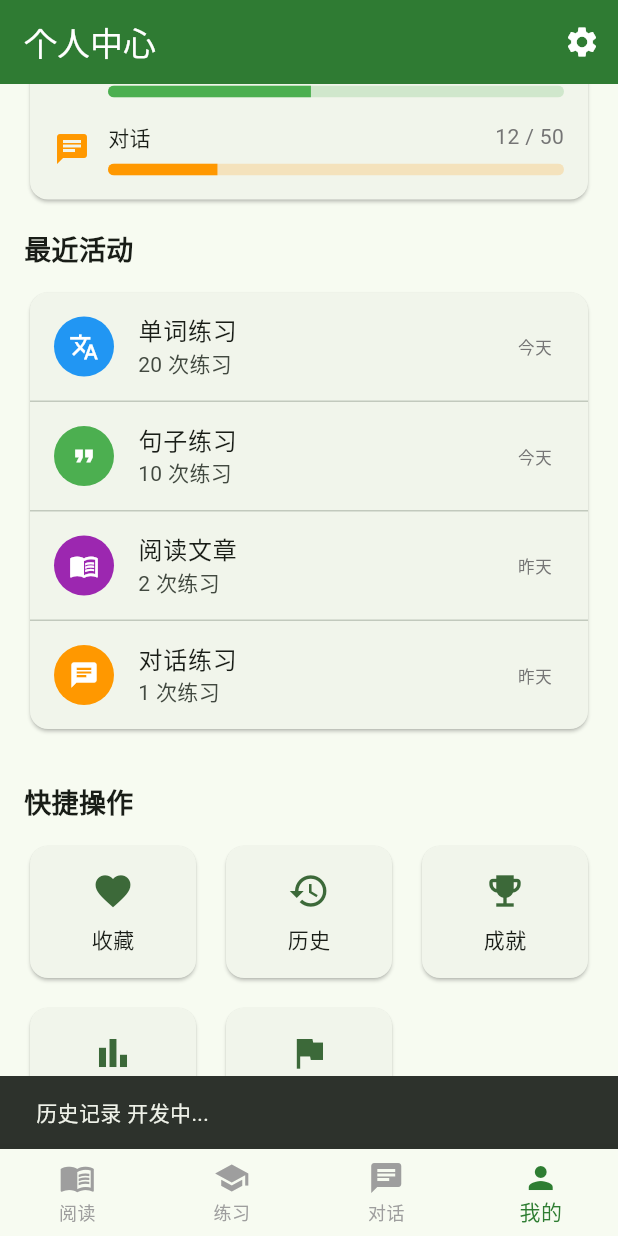
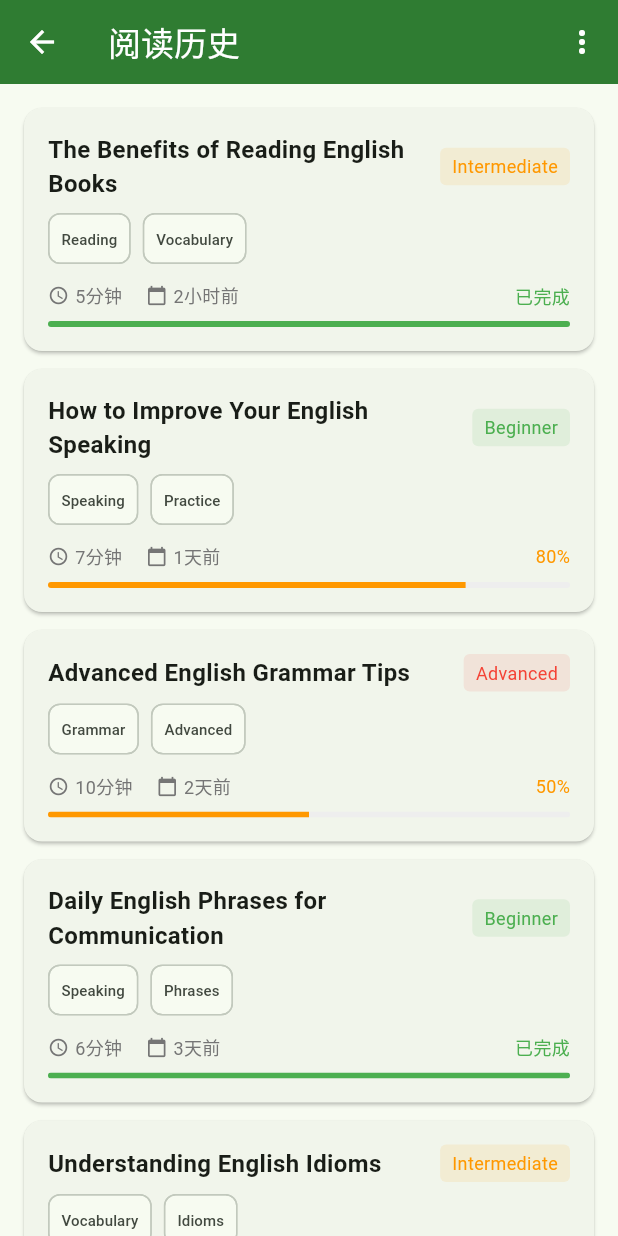
Before and after one commit to app-projs/english-learning, a Flutter app: the screen it shows after launch, item 4 of the bottom bar chosen, scrolled down 576 dp, after a tap on "历史", on a phone screen of 412 x 824 dp. Run offline on Flutter 3.47's test engine with Material 3 defaults, Android fonts, the phone set to English and light mode, and no system bars; our stand-ins replace shared_preferences, sqflite; accounts and stored records are empty.

Commit message:
fix: update

```diff
--- a/lib/screens/home_screen.dart
+++ b/lib/screens/home_screen.dart
@@ -5,6 +5,8 @@ import 'dialogue_tab.dart';
 import 'achievement_screen.dart';
 import 'goal_setting_screen.dart';
 import 'statistics_screen.dart';
+import 'reading_history_screen.dart';
+import 'favorites_screen.dart';
 
 class HomeScreen extends StatefulWidget {
   final bool isDarkMode;
@@ -337,7 +339,14 @@ class _ProfileScreenState extends State<ProfileScreen> {
                 child: _ActionButton(
                   icon: Icons.favorite,
                   label: '收藏',
-                  onTap: () => _showComingSoon('收藏功能'),
+                  onTap: () {
+                    Navigator.push(
+                      context,
+                      MaterialPageRoute(
+                        builder: (context) => const FavoritesScreen(),
+                      ),
+                    );
+                  },
                 ),
               ),
               const SizedBox(width: 12),
@@ -345,7 +354,14 @@ class _ProfileScreenState extends State<ProfileScreen> {
                 child: _ActionButton(
                   icon: Icons.history,
                   label: '历史',
-                  onTap: () => _showComingSoon('历史记录'),
+                  onTap: () {
+                    Navigator.push(
+                      context,
+                      MaterialPageRoute(
+                        builder: (context) => const ReadingHistoryScreen(),
+                      ),
+                    );
+                  },
                 ),
               ),
               const SizedBox(width: 12),
--- /dev/null
+++ b/lib/screens/reading_history_screen.dart
@@ -0,0 +1,311 @@
+import 'package:flutter/material.dart';
+
+class ReadingHistoryScreen extends StatefulWidget {
+  const ReadingHistoryScreen({super.key});
+
+  @override
+  State<ReadingHistoryScreen> createState() => _ReadingHistoryScreenState();
+}
+
+class _ReadingHistoryScreenState extends State<ReadingHistoryScreen> {
+  final List<Map<String, dynamic>> _history = [
+    {
+      'article': _SampleArticle(
+          id: '1',
+          title: 'The Benefits of Reading English Books',
+          difficulty: 'Intermediate',
+          tags: ['Reading', 'Vocabulary'],
+          readTime: 5,
+          content: '',
+          createdAt: DateTime.now()),
+      'readAt': DateTime.now().subtract(const Duration(hours: 2)),
+      'progress': 100
+    },
+    {
+      'article': _SampleArticle(
+          id: '2',
+          title: 'How to Improve Your English Speaking',
+          difficulty: 'Beginner',
+          tags: ['Speaking', 'Practice'],
+          readTime: 7,
+          content: '',
+          createdAt: DateTime.now()),
+      'readAt': DateTime.now().subtract(const Duration(days: 1)),
+      'progress': 80
+    },
+    {
+      'article': _SampleArticle(
+          id: '3',
+          title: 'Advanced English Grammar Tips',
+          difficulty: 'Advanced',
+          tags: ['Grammar', 'Advanced'],
+          readTime: 10,
+          content: '',
+          createdAt: DateTime.now()),
+      'readAt': DateTime.now().subtract(const Duration(days: 2)),
+      'progress': 50
+    },
+    {
+      'article': _SampleArticle(
+          id: '4',
+          title: 'Daily English Phrases for Communication',
+          difficulty: 'Beginner',
+          tags: ['Speaking', 'Phrases'],
+          readTime: 6,
+          content: '',
+          createdAt: DateTime.now()),
+      'readAt': DateTime.now().subtract(const Duration(days: 3)),
+      'progress': 100
+    },
+    {
+      'article': _SampleArticle(
+          id: '5',
+          title: 'Understanding English Idioms',
+          difficulty: 'Intermediate',
+          tags: ['Vocabulary', 'Idioms'],
+          readTime: 8,
+          content: '',
+          createdAt: DateTime.now()),
+      'readAt': DateTime.now().subtract(const Duration(days: 5)),
+      'progress': 100
+    },
+  ];
+
+  String _getTimeAgo(DateTime dateTime) {
+    final now = DateTime.now();
+    final difference = now.difference(dateTime);
+
+    if (difference.inMinutes < 60) {
+      return '${difference.inMinutes}分钟前';
+    } else if (difference.inHours < 24) {
+      return '${difference.inHours}小时前';
+    } else if (difference.inDays < 7) {
+      return '${difference.inDays}天前';
+    } else {
+      return '${difference.inDays ~/ 7}周前';
+    }
+  }
+
+  Color _getDifficultyColor(String difficulty) {
+    switch (difficulty.toLowerCase()) {
+      case 'beginner':
+        return Colors.green;
+      case 'intermediate':
+        return Colors.orange;
+      case 'advanced':
+        return Colors.red;
+      default:
+        return Colors.grey;
+    }
+  }
+
+  @override
+  Widget build(BuildContext context) {
+    return Scaffold(
+      appBar: AppBar(
+        title: const Text('阅读历史'),
+        actions: [
+          PopupMenuButton<String>(
+            onSelected: (value) {
+              if (value == 'clear') {
+                _showClearConfirmDialog();
+              }
+            },
+            itemBuilder: (context) => [
+              const PopupMenuItem(value: 'clear', child: Text('清空历史')),
+            ],
+          ),
+        ],
+      ),
+      body: _history.isEmpty
+          ? _buildEmptyState()
+          : ListView.builder(
+              padding: const EdgeInsets.all(16),
+              itemCount: _history.length,
+              itemBuilder: (context, index) {
+                final item = _history[index];
+                final article = item['article'] as _SampleArticle;
+                final readAt = item['readAt'] as DateTime;
+                final progress = item['progress'] as int;
+
+                return Card(
+                  margin: const EdgeInsets.only(bottom: 12),
+                  child: InkWell(
+                    onTap: () {
+                      ScaffoldMessenger.of(context).showSnackBar(
+                        SnackBar(content: Text('打开: ${article.title}')),
+                      );
+                    },
+                    borderRadius: BorderRadius.circular(12),
+                    child: Padding(
+                      padding: const EdgeInsets.all(16),
+                      child: Column(
+                        crossAxisAlignment: CrossAxisAlignment.start,
+                        children: [
+                          Row(
+                            children: [
+                              Expanded(
+                                child: Text(
+                                  article.title,
+                                  style: const TextStyle(
+                                    fontSize: 16,
+                                    fontWeight: FontWeight.bold,
+                                  ),
+                                  maxLines: 2,
+                                  overflow: TextOverflow.ellipsis,
+                                ),
+                              ),
+                              Container(
+                                padding: const EdgeInsets.symmetric(
+                                  horizontal: 8,
+                                  vertical: 4,
+                                ),
+                                decoration: BoxDecoration(
+                                  color: _getDifficultyColor(article.difficulty)
+                                      .withOpacity(0.1),
+                                  borderRadius: BorderRadius.circular(4),
+                                ),
+                                child: Text(
+                                  article.difficulty,
+                                  style: TextStyle(
+                                    fontSize: 12,
+                                    color:
+                                        _getDifficultyColor(article.difficulty),
+                                  ),
+                                ),
+                              ),
+                            ],
+                          ),
+                          const SizedBox(height: 8),
+                          Wrap(
+                            spacing: 8,
+                            children: article.tags.map<Widget>((tag) {
+                              return Chip(
+                                label: Text(tag,
+                                    style: const TextStyle(fontSize: 10)),
+                                padding: EdgeInsets.zero,
+                                materialTapTargetSize:
+                                    MaterialTapTargetSize.shrinkWrap,
+                              );
+                            }).toList(),
+                          ),
+                          const SizedBox(height: 12),
+                          Row(
+                            children: [
+                              Icon(Icons.access_time,
+                                  size: 14, color: Colors.grey.shade600),
+                              const SizedBox(width: 4),
+                              Text(
+                                '${article.readTime}分钟',
+                                style: TextStyle(
+                                    fontSize: 12, color: Colors.grey.shade600),
+                              ),
+                              const SizedBox(width: 16),
+                              Icon(Icons.calendar_today,
+                                  size: 14, color: Colors.grey.shade600),
+                              const SizedBox(width: 4),
+                              Text(
+                                _getTimeAgo(readAt),
+                                style: TextStyle(
+                                    fontSize: 12, color: Colors.grey.shade600),
+                              ),
+                              const Spacer(),
+                              Text(
+                                progress == 100 ? '已完成' : '$progress%',
+                                style: TextStyle(
+                                  fontSize: 12,
+                                  color: progress == 100
+                                      ? Colors.green
+                                      : Colors.orange,
+                                ),
+                              ),
+                            ],
+                          ),
+                          const SizedBox(height: 8),
+                          ClipRRect(
+                            borderRadius: BorderRadius.circular(4),
+                            child: LinearProgressIndicator(
+                              value: progress / 100,
+                              backgroundColor: Colors.grey.shade200,
+                              valueColor: AlwaysStoppedAnimation<Color>(
+                                progress == 100 ? Colors.green : Colors.orange,
+                              ),
+                              minHeight: 4,
+                            ),
+                          ),
+                        ],
+                      ),
+                    ),
+                  ),
+                );
+              },
+            ),
+    );
+  }
+
+  Widget _buildEmptyState() {
+    return Center(
+      child: Column(
+        mainAxisAlignment: MainAxisAlignment.center,
+        children: [
+          Icon(Icons.history, size: 64, color: Colors.grey.shade400),
+          const SizedBox(height: 16),
+          Text(
+            '暂无阅读历史',
+            style: TextStyle(fontSize: 18, color: Colors.grey.shade600),
+          ),
+          const SizedBox(height: 8),
+          Text(
+            '开始阅读文章来记录你的学习轨迹',
+            style: TextStyle(fontSize: 14, color: Colors.grey.shade500),
+          ),
+        ],
+      ),
+    );
+  }
+
+  void _showClearConfirmDialog() {
+    showDialog(
+      context: context,
+      builder: (context) => AlertDialog(
+        title: const Text('清空历史'),
+        content: const Text('确定要清空所有阅读历史吗？此操作不可恢复。'),
+        actions: [
+          TextButton(
+            onPressed: () => Navigator.pop(context),
+            child: const Text('取消'),
+          ),
+          TextButton(
+            onPressed: () {
+              Navigator.pop(context);
+              ScaffoldMessenger.of(context).showSnackBar(
+                const SnackBar(content: Text('历史已清空')),
+              );
+            },
+            child: const Text('确定'),
+          ),
+        ],
+      ),
+    );
+  }
+}
+
+class _SampleArticle {
+  final String id;
+  final String title;
+  final String difficulty;
+  final List<String> tags;
+  final int readTime;
+  final String content;
+  final DateTime createdAt;
+
+  _SampleArticle({
+    required this.id,
+    required this.title,
+    required this.difficulty,
+    required this.tags,
+    required this.readTime,
+    required this.content,
+    required this.createdAt,
+  });
+}
```
Also changed, not shown: lib/screens/favorites_screen.dart (added, +209 -0 lines), 1 other file.
